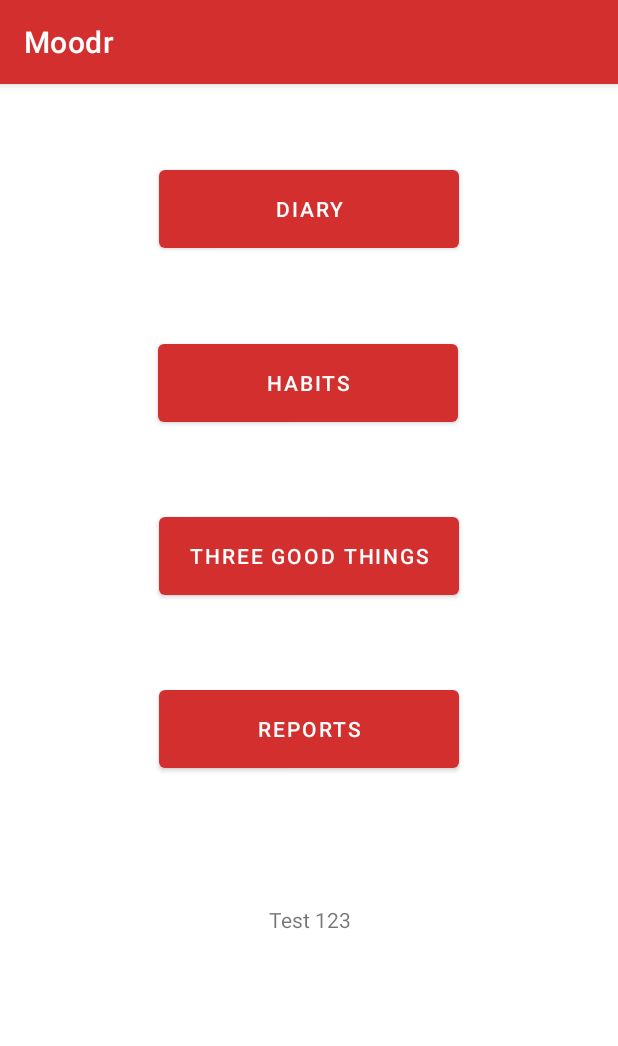
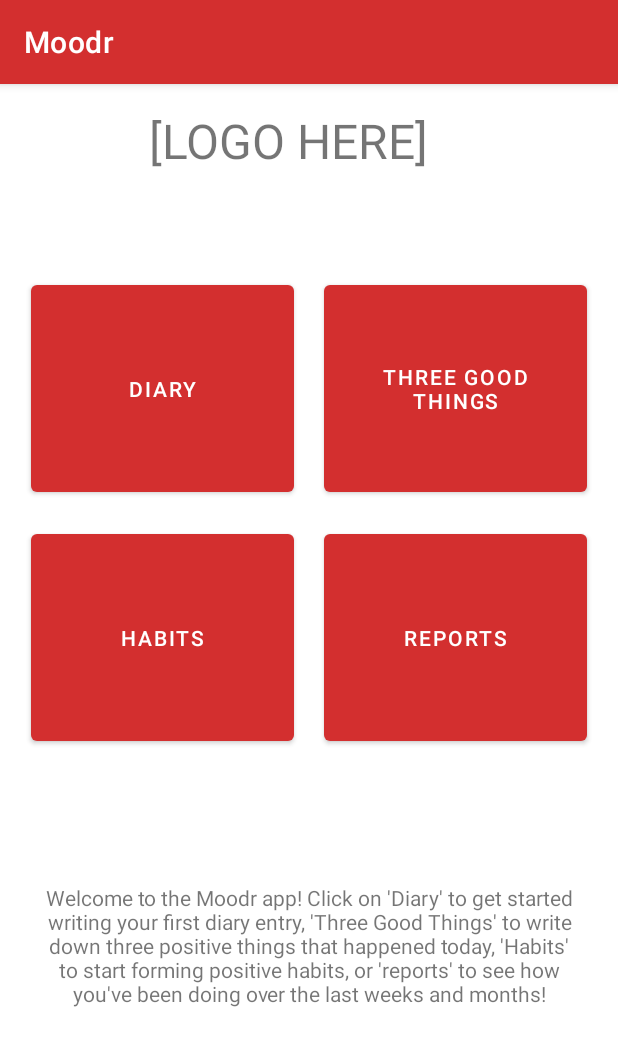
Before and after one commit to IBRice101/CMP309-Moodr, an Android app: the screen it shows after launch (MainActivity), on a phone screen of 412 x 824 dp. Shown: the top 1046 px of the screen. Run offline under Robolectric (Android 15) with nearby library versions, the phone set to English and light mode, and no system bars.

Commit message:
changed layout of activity_main, added logo placeholder, and added timing functionality in SQLite
NOTE: FragmentPagerAdapter is deprecated but it works so don't pay attention lmao

```diff
--- a/app/src/main/java/com/ibrice/moodr/database/DBManager.java
+++ b/app/src/main/java/com/ibrice/moodr/database/DBManager.java
@@ -1,10 +1,14 @@
 package com.ibrice.moodr.database;
 
+import android.annotation.SuppressLint;
 import android.content.ContentValues;
 import android.content.Context;
 import android.database.Cursor;
 import android.database.SQLException;
 import android.database.sqlite.SQLiteDatabase;
+
+import java.text.SimpleDateFormat;
+import java.util.Date;
 
 public class DBManager {
     private DBHelper dbHelper = null;
@@ -28,17 +32,24 @@ public class DBManager {
     }
 
     // call to insert a diary entry
+    @SuppressLint("SimpleDateFormat")
     public void insertDiary(String title, String mood, String entry) {
         ContentValues contentValues = new ContentValues();
+        // insert date automatically
+        contentValues.put(DBHelper.DATE,
+                new SimpleDateFormat("yyyy-MM-dd HH:mm:ss").format(new Date()));
         contentValues.put(DBHelper.TITLE, title);
         contentValues.put(DBHelper.MOOD, mood);
         contentValues.put(DBHelper.ENTRY, entry);
         database.insert(DBHelper.DIARY_TABLE_NAME, null, contentValues);
     }
 
-    // call to insert a diary entry
+    // call to insert a ThreeGoodThings entry
+    @SuppressLint("SimpleDateFormat")
     public void insertTGT(String thing1, String thing2, String thing3) {
         ContentValues contentValues = new ContentValues();
+        contentValues.put(DBHelper.DATE,
+                new SimpleDateFormat("yyyy-MM-dd HH:mm:ss").format(new Date()));
         contentValues.put(DBHelper.THING_1, thing1);
         contentValues.put(DBHelper.THING_2, thing2);
         contentValues.put(DBHelper.THING_3, thing3);
@@ -68,7 +79,7 @@ public class DBManager {
         return cursor;
     }
 
-    // fetch diary entries/data from database
+    // fetch ThreeGoodTHings entries from database
     public Cursor fetchTGT(){
         String[] columns = new String[] {
                 DBHelper._ID,
--- a/app/src/main/java/com/ibrice/moodr/diary/InputActivity.java
+++ b/app/src/main/java/com/ibrice/moodr/diary/InputActivity.java
@@ -62,7 +62,10 @@ public class InputActivity extends AppCompatActivity {
         btnSubmit.setOnClickListener(v -> {
             String title = edittxtTitle.getText().toString();
             String entry = edittxtDiary.getText().toString();
-            if (title.isEmpty()) {
+            if (mood.isEmpty()) {
+                Toast.makeText(this,
+                        "Please press one of the buttons above...", Toast.LENGTH_SHORT).show();
+            } else if (title.isEmpty()) {
                 Toast.makeText(this,
                         "Please enter a title...", Toast.LENGTH_SHORT).show();
             } else if (entry.isEmpty()){
--- a/app/src/main/java/com/ibrice/moodr/mainscreen/MainActivity.java
+++ b/app/src/main/java/com/ibrice/moodr/mainscreen/MainActivity.java
@@ -36,7 +36,7 @@ public class MainActivity extends AppCompatActivity {
             startActivity(habitsIntent);
         });
 
-        Button btnThreegoodthings = findViewById(R.id.btnThreegoodthings);
+        Button btnThreegoodthings = findViewById(R.id.btnThreeGoodThings);
         btnThreegoodthings.setOnClickListener(v -> {
             Intent threegoodthingsIntent = new Intent(this, ThreeGoodThingsActivity.class);
             threegoodthingsIntent.setFlags(Intent.FLAG_ACTIVITY_SINGLE_TOP);
--- a/app/src/main/java/com/ibrice/moodr/reports/ui/main/SectionsPagerAdapter.java
+++ b/app/src/main/java/com/ibrice/moodr/reports/ui/main/SectionsPagerAdapter.java
@@ -16,7 +16,6 @@ import com.ibrice.moodr.R;
  * one of the sections/tabs/pages.
  */
 
-// FIXME: deprecated, https://developer.android.com/reference/androidx/fragment/app/FragmentPagerAdapter
 public class SectionsPagerAdapter extends FragmentPagerAdapter {
 
     @StringRes
@@ -24,7 +23,6 @@ public class SectionsPagerAdapter extends FragmentPagerAdapter {
     private final Context mContext;
 
     public SectionsPagerAdapter(Context context, FragmentManager fm) {
-        // FIXME: deprecated, https://developer.android.com/reference/androidx/fragment/app/FragmentPagerAdapter
         super(fm);
         mContext = context;
     }
--- a/app/src/main/res/layout/activity_main.xml
+++ b/app/src/main/res/layout/activity_main.xml
@@ -6,69 +6,95 @@
     android:layout_height="match_parent"
     tools:context=".mainscreen.MainActivity">
 
+    <!-- text view in lieu of logo, add later on and replace (same dimensions, I assume) with an image -->
+    <TextView
+        android:id="@+id/txtLogoPlaceholder"
+        android:layout_width="213dp"
+        android:layout_height="97dp"
+        android:layout_marginBottom="39dp"
+        android:layout_marginEnd="99dp"
+        android:layout_marginStart="98dp"
+        android:layout_marginTop="16dp"
+        android:text="@string/logo_here"
+        android:textSize="32sp"
+        app:layout_constraintBottom_toTopOf="@+id/btnDiary"
+        app:layout_constraintEnd_toEndOf="parent"
+        app:layout_constraintHorizontal_bias="1.0"
+        app:layout_constraintStart_toStartOf="parent"
+        app:layout_constraintTop_toTopOf="parent"
+        app:layout_constraintVertical_bias="0.0" />
 
     <Button
         android:id="@+id/btnDiary"
-        android:layout_width="200dp"
-        android:layout_height="64dp"
+        android:layout_width="175dp"
+        android:layout_height="150dp"
+        android:layout_marginBottom="16dp"
+        android:layout_marginEnd="8dp"
+        android:layout_marginStart="16dp"
+        android:layout_marginTop="128dp"
         android:text="@string/diary"
         android:textColor="@color/white"
-        app:layout_constraintBottom_toTopOf="@+id/btnHabits"
-        app:layout_constraintEnd_toEndOf="parent"
+        app:layout_constraintBottom_toTopOf="@+id/btnReports"
+        app:layout_constraintEnd_toStartOf="@+id/btnThreeGoodThings"
         app:layout_constraintStart_toStartOf="parent"
         app:layout_constraintTop_toTopOf="parent"
         tools:text="Diary" />
 
     <Button
-        android:id="@+id/btnHabits"
-        android:layout_width="200dp"
-        android:layout_height="64dp"
-        android:text="@string/habits"
-        android:textColor="@color/white"
-        app:layout_constraintBottom_toTopOf="@+id/btnThreegoodthings"
-        app:layout_constraintEnd_toEndOf="parent"
-        app:layout_constraintHorizontal_bias="0.497"
-        app:layout_constraintStart_toStartOf="parent"
-        app:layout_constraintTop_toBottomOf="@+id/btnDiary"
-        tools:text="Habits" />
-
-    <Button
-        android:id="@+id/btnThreegoodthings"
-        android:layout_width="200dp"
-        android:layout_height="64dp"
+        android:id="@+id/btnThreeGoodThings"
+        android:layout_width="175dp"
+        android:layout_height="150dp"
+        android:layout_marginBottom="16dp"
+        android:layout_marginEnd="16dp"
+        android:layout_marginStart="8dp"
+        android:layout_marginTop="128dp"
         android:text="@string/three_good_things"
         android:textColor="@color/white"
         app:layout_constraintBottom_toTopOf="@+id/btnReports"
         app:layout_constraintEnd_toEndOf="parent"
+        app:layout_constraintStart_toEndOf="@+id/btnDiary"
+        app:layout_constraintTop_toTopOf="parent" />
+
+    <Button
+        android:id="@+id/btnHabits"
+        android:layout_width="175dp"
+        android:layout_height="150dp"
+        android:layout_marginEnd="8dp"
+        android:layout_marginStart="16dp"
+        android:layout_marginTop="16dp"
+        android:text="@string/habits"
+        android:textColor="@color/white"
+        app:layout_constraintEnd_toStartOf="@+id/btnReports"
         app:layout_constraintStart_toStartOf="parent"
-        app:layout_constraintTop_toBottomOf="@+id/btnHabits"
-        tools:text="Three Good Things" />
+        app:layout_constraintTop_toBottomOf="@+id/btnDiary" />
 
     <Button
         android:id="@+id/btnReports"
-        android:layout_width="200dp"
-        android:layout_height="64dp"
+        android:layout_width="175dp"
+        android:layout_height="150dp"
+        android:layout_marginEnd="16dp"
+        android:layout_marginStart="8dp"
+        android:layout_marginTop="16dp"
         android:text="@string/reports"
         android:textColor="@color/white"
-        app:layout_constraintBottom_toTopOf="@+id/quoteView"
         app:layout_constraintEnd_toEndOf="parent"
-        app:layout_constraintHorizontal_bias="0.5"
-        app:layout_constraintStart_toStartOf="parent"
-        app:layout_constraintTop_toBottomOf="@+id/btnThreegoodthings"
-        tools:text="Reports" />
-
+        app:layout_constraintStart_toEndOf="@+id/btnHabits"
+        app:layout_constraintTop_toBottomOf="@+id/btnThreeGoodThings" />
 
     <TextView
         android:id="@+id/quoteView"
-        android:layout_width="350dp"
-        android:layout_height="87dp"
+        android:layout_width="355dp"
+        android:layout_height="135dp"
+        android:layout_marginBottom="128dp"
+        android:layout_marginEnd="32dp"
+        android:layout_marginStart="32dp"
+        android:layout_marginTop="64dp"
         android:gravity="center"
-        android:text="@string/test_123"
+        android:text="@string/welcome_message"
         app:layout_constraintBottom_toBottomOf="parent"
         app:layout_constraintEnd_toEndOf="parent"
-        app:layout_constraintHorizontal_bias="0.5"
         app:layout_constraintStart_toStartOf="parent"
-        app:layout_constraintTop_toBottomOf="@+id/btnThreegoodthings" />
+        app:layout_constraintTop_toBottomOf="@+id/btnReports" />
 
     <!-- Settings, should always be in the overflow -->
 
--- a/app/src/main/res/values/strings.xml
+++ b/app/src/main/res/values/strings.xml
@@ -43,4 +43,6 @@
         has shown that writing down three good things, that is three positive things in your day,
         improves your ability to have a nice day, gain supportive relationships, and make meaningful
         use of your time, this section of the app is determined to facilitate that for you!</string>
+    <string name="welcome_message">Welcome to the Moodr app! Click on \'Diary\' to get started writing your first diary entry, \'Three Good Things\' to write down three positive things that happened today, \'Habits\' to start forming positive habits, or \'reports\' to see how you\'ve been doing over the last weeks and months!</string>
+    <string name="logo_here">[LOGO HERE]</string>
 </resources>
```
